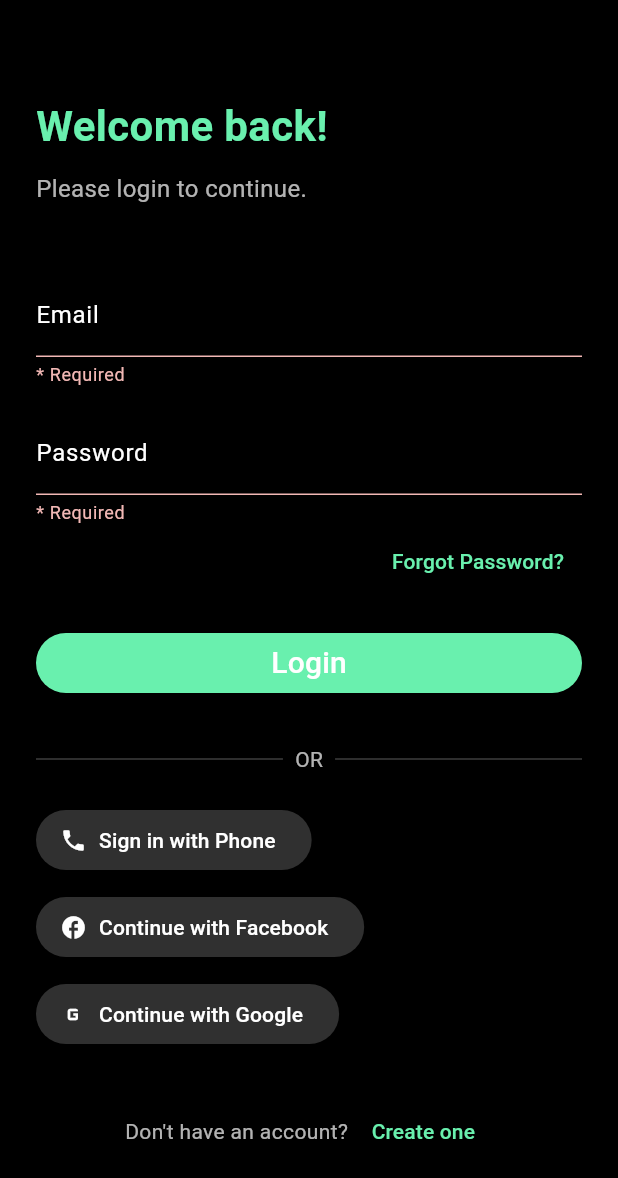
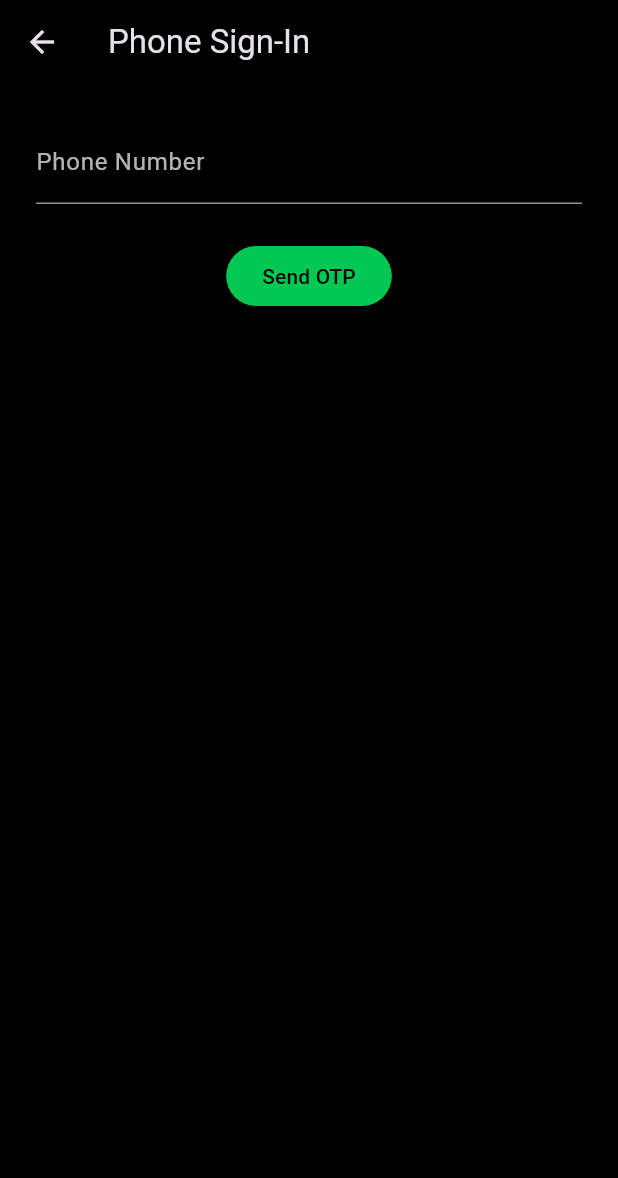
Before and after one commit to alucardjenkins/I-see-you-, a Flutter app: the LoginScreen screen opened by its route, after a tap on "Login", after a tap on "Sign in with Phone", on a phone screen of 412 x 824 dp. Shown: the top 1178 px of the screen. Run offline on Flutter 3.47's test engine with Material 3 defaults, Android fonts, the phone set to English and light mode, and no system bars; our stand-ins replace firebase_auth, firebase_core, firebase_storage, fl_chart, flutter_heatmap_calendar, google_sign_in and 1 more; accounts and stored records are empty.

Commit message:
Major User Interface and Authentication Complete

```diff
--- a/lib/Screens/device_screen.dart
+++ b/lib/Screens/device_screen.dart
@@ -1,8 +1,7 @@
 import 'package:flutter/material.dart';
 import '../main.dart'; // for kPrimaryGreen
 import '../widgets/device_card.dart';
-import 'package:load_monitoring_mobile_app/Screens/devices.dart';
-
+import 'package:load_monitoring_mobile_app/Widgets/devices.dart';
 class DeviceScreen extends StatefulWidget {
   const DeviceScreen({super.key});
 
--- a/lib/Screens/login_screen.dart
+++ b/lib/Screens/login_screen.dart
@@ -1,11 +1,13 @@
-
 import 'package:flutter/material.dart';
 import 'package:firebase_auth/firebase_auth.dart';
 import 'register_screen.dart';
 import 'forgot_password_screen.dart';
 import 'package:load_monitoring_mobile_app/services/google_auth_service.dart';
-import 'package:load_monitoring_mobile_app/Screens/home.dart';
+import 'package:load_monitoring_mobile_app/Screens/phone_auth_screen.dart';
 import '../main.dart';
+
+// Assuming this is defined in your theme or constants file
+const Color kPrimaryGreen = Color(0xFF00C853);
 
 class LoginScreen extends StatefulWidget {
   const LoginScreen({super.key});
@@ -33,14 +35,18 @@ class _LoginScreenState extends State<LoginScreen> {
       );
 
       final user = userCredential.user!;
-      final username = user.email?.split('@').first ?? 'User';
-
-      Navigator.pushReplacement(
+      if (user.emailVerified) {
+        Navigator.pushAndRemoveUntil(
           context,
-        MaterialPageRoute(
-          builder: (context) => SmartHomeApp(),
-        ),
+          MaterialPageRoute(builder: (_) => const MainScreen()),
+          (route) => false,
         );
+      } else {
+        // Optional: handle unverified email case
+        ScaffoldMessenger.of(context).showSnackBar(
+          const SnackBar(content: Text('Please verify your email before logging in.')),
+        );
+      }
     } on FirebaseAuthException catch (e) {
       ScaffoldMessenger.of(context).showSnackBar(
         SnackBar(content: Text(e.message ?? 'Login failed')),
@@ -64,7 +70,7 @@ class _LoginScreenState extends State<LoginScreen> {
               children: [
                 const SizedBox(height: 40),
                 Text(
-                  'Welcome back!',
+                  'Welcome',
                   style: TextStyle(
                     fontSize: 28,
                     fontWeight: FontWeight.bold,
@@ -72,13 +78,13 @@ class _LoginScreenState extends State<LoginScreen> {
                   ),
                 ),
                 const SizedBox(height: 10),
-                Text(
+                const Text(
                   'Please login to continue.',
                   style: TextStyle(fontSize: 16, color: Colors.white70),
                 ),
-
                 const SizedBox(height: 45),
 
+                // Email Field
                 TextFormField(
                   controller: _emailController,
                   style: const TextStyle(color: Colors.white),
@@ -97,6 +103,7 @@ class _LoginScreenState extends State<LoginScreen> {
                 ),
                 const SizedBox(height: 16),
 
+                // Password Field
                 TextFormField(
                   controller: _passwordController,
                   obscureText: true,
@@ -115,6 +122,7 @@ class _LoginScreenState extends State<LoginScreen> {
                       value == null || value.isEmpty ? '* Required' : null,
                 ),
 
+                // Forgot password
                 Align(
                   alignment: Alignment.centerRight,
                   child: TextButton(
@@ -124,12 +132,15 @@ class _LoginScreenState extends State<LoginScreen> {
                         MaterialPageRoute(builder: (_) => const ForgotPasswordScreen()),
                       );
                     },
-                    child: const Text('Forgot Password?', style: TextStyle(color:kPrimaryGreen),
+                    child: const Text(
+                      'Forgot Password?',
+                      style: TextStyle(color: kPrimaryGreen),
                     ),
                   ),
                 ),
                 const SizedBox(height: 20),
 
+                // Login Button
                 SizedBox(
                   width: double.infinity,
                   child: ElevatedButton(
@@ -137,15 +148,16 @@ class _LoginScreenState extends State<LoginScreen> {
                     onPressed: _isLoading ? null : _login,
                     child: _isLoading
                         ? const CircularProgressIndicator()
-                        : const Text('Login',style: TextStyle(
-                          color:Colors.white,
-                          fontSize: 20.0,
-                          ),
+                        : const Text(
+                            'Login',
+                            style: TextStyle(color: Colors.white, fontSize: 20.0),
                           ),
                   ),
                 ),
 
                 const SizedBox(height: 30),
+
+                // Divider
                 Row(
                   children: const [
                     Expanded(child: Divider(color: Colors.white24)),
@@ -158,26 +170,21 @@ class _LoginScreenState extends State<LoginScreen> {
                 ),
                 const SizedBox(height: 20),
 
+                // Phone Sign-in
                 ElevatedButton.icon(
                   style: ElevatedButton.styleFrom(backgroundColor: Colors.grey[850]),
                   icon: const Icon(Icons.phone, color: Colors.white),
                   label: const Text('Sign in with Phone', style: TextStyle(color: Colors.white)),
                   onPressed: () {
-                    // TODO: Add phone sign-in logic
+                    Navigator.push(
+                      context,
+                      MaterialPageRoute(builder: (_) => const PhoneAuthScreen()),
+                    );
                   },
                 ),
                 const SizedBox(height: 10),
 
-                ElevatedButton.icon(
-                  style: ElevatedButton.styleFrom(backgroundColor: Colors.grey[850]),
-                  icon: const Icon(Icons.facebook, color: Colors.white),
-                  label: const Text('Continue with Facebook', style: TextStyle(color: Colors.white)),
-                  onPressed: () {
-                    // TODO: Add Facebook sign-in logic
-                  },
-                ),
-                const SizedBox(height: 10),
-
+                // Google Sign-in
                 ElevatedButton.icon(
                   style: ElevatedButton.styleFrom(backgroundColor: Colors.grey[850]),
                   icon: const Icon(Icons.g_mobiledata, color: Colors.white),
@@ -185,9 +192,10 @@ ElevatedButton.icon(
                   onPressed: () async {
                     final userCredential = await GoogleAuthService().signInWithGoogle();
                     if (userCredential != null) {
-      Navigator.pushReplacement(
+                      Navigator.pushAndRemoveUntil(
                         context,
-        MaterialPageRoute(builder: (_) => SmartHomeApp()),
+                        MaterialPageRoute(builder: (_) => const MainScreen()),
+                        (route) => false,
                       );
                     } else {
                       ScaffoldMessenger.of(context).showSnackBar(
@@ -197,12 +205,14 @@ ElevatedButton.icon(
                   },
                 ),
 
+                const SizedBox(height: 30),
 
-                const SizedBox(height: 30),
+                // Register Navigation
                 Row(
                   mainAxisAlignment: MainAxisAlignment.center,
                   children: [
-                    const Text("Don't have an account? ", style: TextStyle(color: Colors.white70)),
+                    const Text("Don't have an account? ",
+                        style: TextStyle(color: Colors.white70)),
                     TextButton(
                       onPressed: () {
                         Navigator.push(
@@ -210,9 +220,7 @@ ElevatedButton.icon(
                           MaterialPageRoute(builder: (_) => const RegisterScreen()),
                         );
                       },
-                      child: const Text('Create one',
-                          style: TextStyle(color: kPrimaryGreen),
-                      )
+                      child: const Text('Create one', style: TextStyle(color: kPrimaryGreen)),
                     ),
                   ],
                 ),
--- /dev/null
+++ b/lib/Screens/phone_auth_screen.dart
@@ -0,0 +1,127 @@
+import 'package:flutter/material.dart';
+import 'package:firebase_auth/firebase_auth.dart';
+import '../main.dart';
+
+class PhoneAuthScreen extends StatefulWidget {
+  const PhoneAuthScreen({super.key});
+
+  @override
+  State<PhoneAuthScreen> createState() => _PhoneAuthScreenState();
+}
+
+class _PhoneAuthScreenState extends State<PhoneAuthScreen> {
+  final TextEditingController _phoneController = TextEditingController();
+  final TextEditingController _otpController = TextEditingController();
+
+  String? _verificationId;
+  bool _otpSent = false;
+  bool _isLoading = false;
+
+  void _sendCode() async {
+    setState(() => _isLoading = true);
+
+    await FirebaseAuth.instance.verifyPhoneNumber(
+      phoneNumber: _phoneController.text.trim(),
+      verificationCompleted: (PhoneAuthCredential credential) async {
+        await FirebaseAuth.instance.signInWithCredential(credential);
+        _navigateToHome();
+      },
+      verificationFailed: (FirebaseAuthException e) {
+        ScaffoldMessenger.of(context).showSnackBar(SnackBar(content: Text(e.message ?? "Verification failed")));
+      },
+      codeSent: (String verificationId, int? resendToken) {
+        setState(() {
+          _verificationId = verificationId;
+          _otpSent = true;
+          _isLoading = false;
+        });
+      },
+      codeAutoRetrievalTimeout: (String verificationId) {
+        setState(() => _verificationId = verificationId);
+      },
+    );
+  }
+
+  void _verifyOTP() async {
+    if (_verificationId == null) return;
+
+    setState(() => _isLoading = true);
+    try {
+      final credential = PhoneAuthProvider.credential(
+        verificationId: _verificationId!,
+        smsCode: _otpController.text.trim(),
+      );
+
+      await FirebaseAuth.instance.signInWithCredential(credential);
+      _navigateToHome();
+    } on FirebaseAuthException catch (e) {
+      if (!mounted) return;
+      ScaffoldMessenger.of(context).showSnackBar(
+        SnackBar(content: Text(e.message ?? "Invalid code")),
+      );
+    } finally {
+      if (mounted) {
+        setState(() => _isLoading = false);
+      }
+    }
+  }
+
+  void _navigateToHome() {
+    Navigator.pushReplacement(
+      context,
+      MaterialPageRoute(builder: (_) => SmartHomeApp()),
+    );
+  }
+
+  @override
+  Widget build(BuildContext context) {
+    return Scaffold(
+      backgroundColor: Colors.black,
+      appBar: AppBar(title: const Text("Phone Sign-In"), backgroundColor: Colors.black),
+      body: Padding(
+        padding: const EdgeInsets.all(24),
+        child: Column(
+          children: [
+            if (!_otpSent) ...[
+              TextField(
+                controller: _phoneController,
+                keyboardType: TextInputType.phone,
+                style: const TextStyle(color: Colors.white),
+                decoration: const InputDecoration(
+                  labelText: "Phone Number",
+                  labelStyle: TextStyle(color: Colors.white70),
+                ),
+              ),
+              const SizedBox(height: 24),
+              ElevatedButton(
+                onPressed: _isLoading ? null : _sendCode,
+                style: ElevatedButton.styleFrom(backgroundColor: kPrimaryGreen),
+                child: _isLoading
+                    ? const CircularProgressIndicator(color: Colors.black)
+                    : const Text("Send OTP", style: TextStyle(color: Colors.black)),
+              ),
+            ] else ...[
+              TextField(
+                controller: _otpController,
+                keyboardType: TextInputType.number,
+                style: const TextStyle(color: Colors.white),
+                decoration: const InputDecoration(
+                  labelText: "Enter OTP",
+                  labelStyle: TextStyle(color: Colors.white70),
+                ),
+              ),
+              const SizedBox(height: 24),
+              ElevatedButton(
+                onPressed: _isLoading ? null : _verifyOTP,
+                style: ElevatedButton.styleFrom(backgroundColor: kPrimaryGreen),
+                child: _isLoading
+                    ? const CircularProgressIndicator(color: Colors.black)
+                    : const Text("Verify OTP", style: TextStyle(color: Colors.black)),
+              ),
+            ]
+          ],
+        ),
+      ),
+    );
+  }
+}
--- a/lib/Widgets/device_card.dart
+++ b/lib/Widgets/device_card.dart
@@ -1,6 +1,6 @@
 import 'package:flutter/material.dart';
 import '../main.dart';
-import 'package:load_monitoring_mobile_app/Screens/devices.dart';
+import 'package:load_monitoring_mobile_app/Widgets/devices.dart';
 
 class DeviceCard extends StatelessWidget {
   final Device device;
--- a/lib/utils/constants.dart
+++ /dev/null
@@ -1,21 +0,0 @@
-import 'package:flutter/material.dart';
-
-class AppColors {
-  static const primary = Color(0xFF0066FF);
-  static const background = Color(0xFFF5F5F5);
-  static const text = Color(0xFF333333);
-  static const error = Colors.redAccent;
-}
-
-class AppSizes {
-  static const double padding = 16.0;
-  static const double spacing = 12.0;
-}
-
-class AppText {
-  static const loginTitle = "Welcome Back";
-  static const loginSubtitle = "Please log in to continue";
-  static const emailHint = "Email";
-  static const passwordHint = "Password";
-  static const loginButton = "Login";
-}
--- a/lib/utils/validators.dart
+++ /dev/null
@@ -1,14 +0,0 @@
-class Validators {
-  static String? email(String? value) {
-    if (value == null || value.trim().isEmpty) return 'Email is required';
-    final emailRegex = RegExp(r'^[^@]+@[^@]+\.[^@]+');
-    if (!emailRegex.hasMatch(value.trim())) return 'Enter a valid email';
-    return null;
-  }
-
-  static String? password(String? value) {
-    if (value == null || value.trim().isEmpty) return 'Password is required';
-    if (value.trim().length < 6) return 'Password must be at least 6 characters';
-    return null;
-  }
-}
```
Also changed, not shown: lib/Screens/forgot_password_screen.dart (+37 -21 lines), lib/Screens/profile.dart (+72 -142 lines), lib/main.dart (+33 -41 lines), pubspec.yaml (+4 -3 lines), lib/Widgets/devices.dart (renamed from lib/Screens/devices.dart), pubspec.lock, 6 other files. Lines whose indentation alone changed are shown as unchanged.
